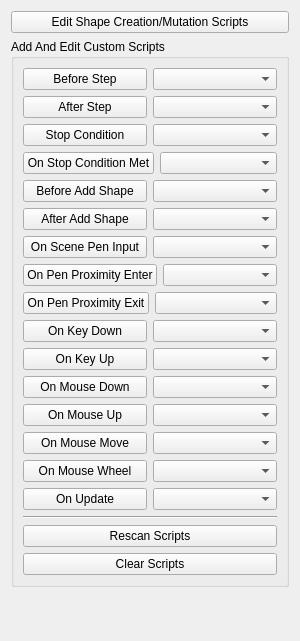
Qt form geometrize/dialog/imagetaskscriptingwidget.ui (Tw1ddle/geometrize) before a commit.
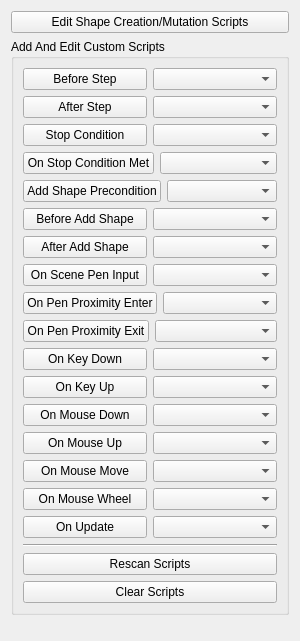
The same form after that commit.

Commit message: Implement script callback for a precondition for adding shapes i.e. a filter for accepting/rejecting shapes

Patch:
```diff
--- a/geometrize/dialog/imagetaskscriptingwidget.ui
+++ b/geometrize/dialog/imagetaskscriptingwidget.ui
@@ -89,6 +89,20 @@
           </item>
          </layout>
         </item>
+        <item>
+         <layout class="QHBoxLayout" name="horizontalLayout_18">
+          <item>
+           <widget class="QPushButton" name="addShapePreconditionButton">
+            <property name="text">
+             <string>Add Shape Precondition</string>
+            </property>
+           </widget>
+          </item>
+          <item>
+           <widget class="QComboBox" name="addShapePreconditionPresetScriptsComboBox"/>
+          </item>
+         </layout>
+        </item>
         <item>
          <layout class="QHBoxLayout" name="horizontalLayout_4">
           <item>
```
The commit also changes 8 other files.
